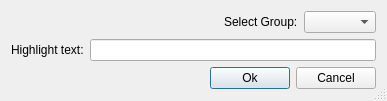
Old version of the form gui/text/highlight/highlighteditdialog.ui in the repository matoom/frostbite.
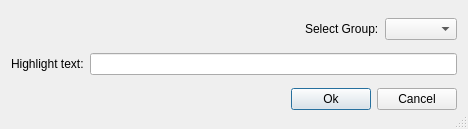
New version of the form.

Diff of the .ui file:
```diff
--- a/gui/text/highlight/highlighteditdialog.ui
+++ b/gui/text/highlight/highlighteditdialog.ui
@@ -6,12 +6,12 @@
    <rect>
     <x>0</x>
     <y>0</y>
-    <width>387</width>
-    <height>101</height>
+    <width>468</width>
+    <height>129</height>
    </rect>
   </property>
   <property name="sizePolicy">
-   <sizepolicy hsizetype="Preferred" vsizetype="Fixed">
+   <sizepolicy hsizetype="Preferred" vsizetype="Preferred">
     <horstretch>0</horstretch>
     <verstretch>0</verstretch>
    </sizepolicy>
@@ -24,8 +24,8 @@
   </property>
   <property name="maximumSize">
    <size>
-    <width>16777215</width>
-    <height>101</height>
+    <width>2000</width>
+    <height>150</height>
    </size>
   </property>
   <property name="windowTitle">
```
